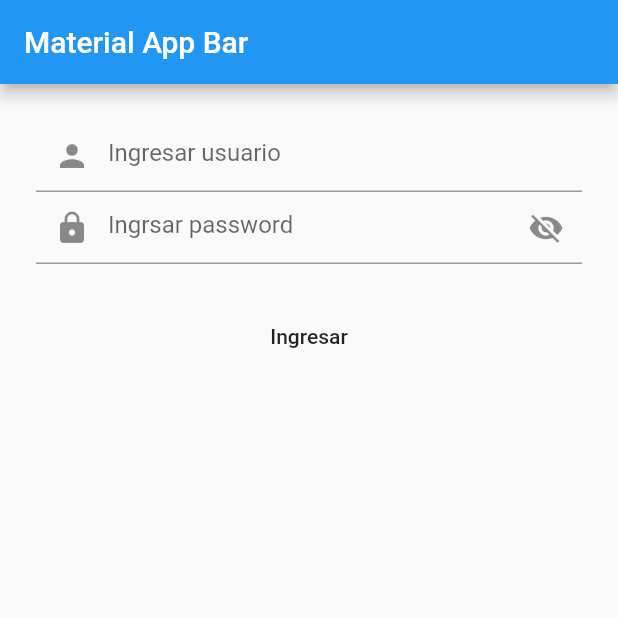
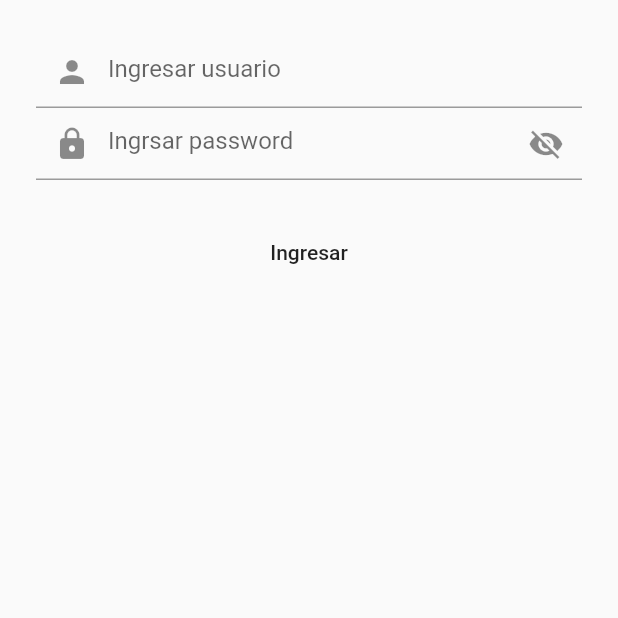
Before and after one commit to PaulinaArvizu/Tarea3_ejemplo-Request-HTTP-con-BloC, a Flutter app: the screen it shows after launch, on a phone screen of 412 x 824 dp, the top half of it. Run offline on Flutter 3.47's test engine with Material 2 defaults, Android fonts, the phone set to English and light mode, and no system bars; our stand-ins replace bloc, equatable, flutter_bloc.

Commit message:
Quitar appbar

```diff
--- a/lib/main.dart
+++ b/lib/main.dart
@@ -9,10 +9,8 @@ class MyApp extends StatelessWidget {
     return MaterialApp(
       title: 'Material App',
       home: Scaffold(
-          appBar: AppBar(
-            title: Text('Material App Bar'),
-          ),
-          body: LoginPage()),
+        body: LoginPage(),
+      ),
     );
   }
 }
```
